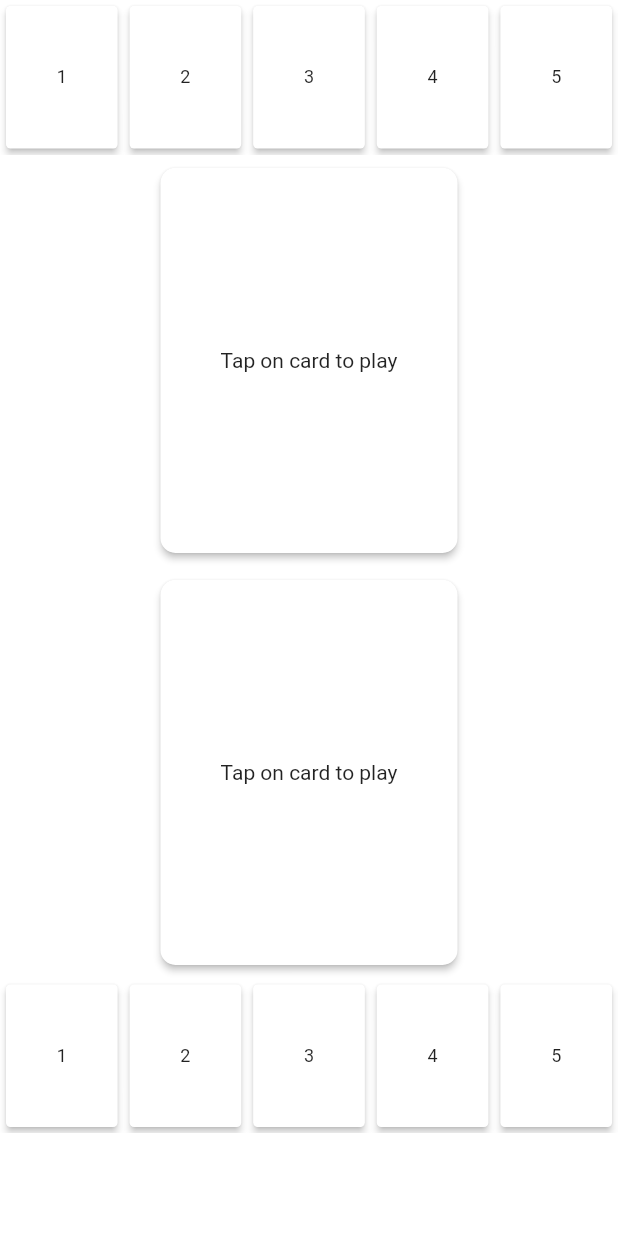
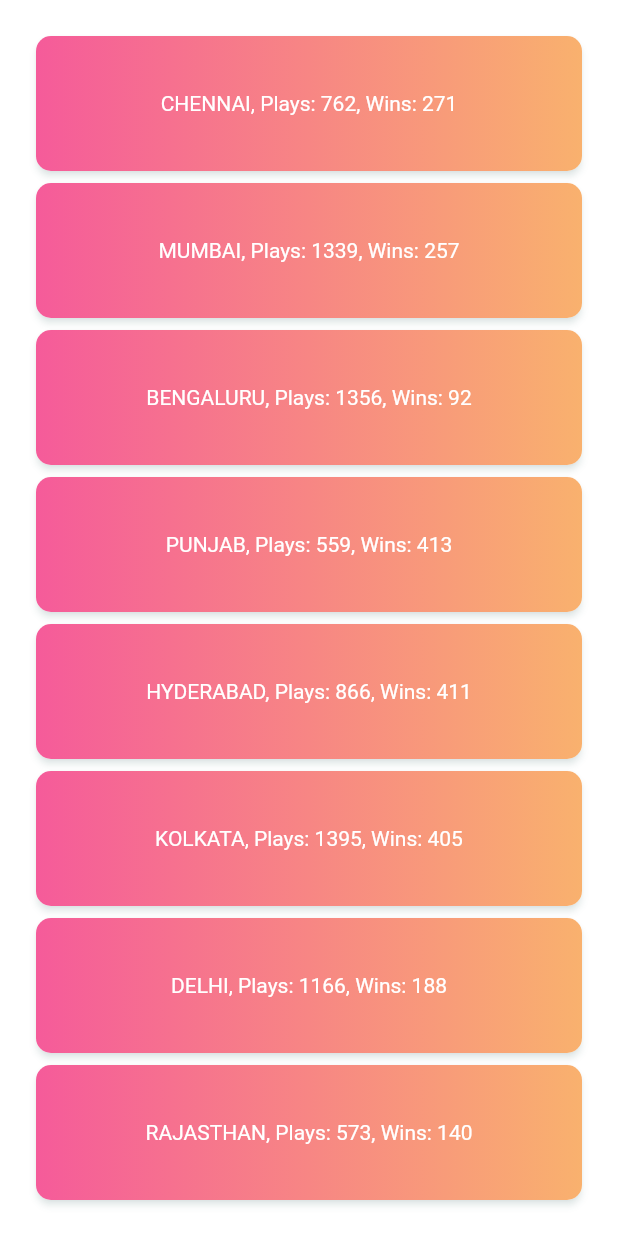
Before and after one commit to thiyagab/CricketCards, a Flutter app: the screen it shows after launch, on a phone screen of 412 x 824 dp. Run offline on Flutter 3.47's test engine with Material 2 defaults, Android fonts, the phone set to English and light mode, and no system bars; drawn by our look-alikes of gradient_widgets; our stand-ins replace firebase_core; accounts and stored records are empty; statements that could not run were skipped.

Commit message:
home screen raw layout

```diff
--- a/lib/main.dart
+++ b/lib/main.dart
@@ -2,7 +2,7 @@
 import 'package:flutter/cupertino.dart';
 import 'package:flutter/material.dart';
 import 'package:ipltrumpcards/model/TrumpModel.dart';
-import 'package:ipltrumpcards/ui/GamePlay.dart';
+import 'package:ipltrumpcards/ui/TeamList.dart';
 import 'package:provider/provider.dart';
 
 void main() {
@@ -27,7 +27,7 @@
       builder: (context, snapshot) {
         // Check for errors
         if (snapshot.hasError) {
-          return Center(child:Text("Error"));
+          return Center(child: Text("Error"));
         }
 
         // Once complete, show your application
@@ -35,8 +35,15 @@
           return MaterialApp(
             title: 'Cricket Cards',
             theme: ThemeData(
-                primarySwatch: Colors.blue, canvasColor: Colors.white),
-            home: GamePlay(title: 'Cricket Cards'),
+                primarySwatch: Colors.blue,
+                canvasColor: Colors.white,
+                textTheme:
+                    TextTheme(bodyText1: TextStyle(), bodyText2: TextStyle())
+                        .apply(
+                            bodyColor: Colors.white,
+                            displayColor: Colors.white)),
+            home: TeamList(),
+            // GamePlay(title: 'Cricket Cards'),
           );
         }
 
--- /dev/null
+++ b/lib/model/Team.dart
@@ -0,0 +1,49 @@
+import 'dart:ui';
+
+class Team {
+  final Teams name;
+  final int totalPlays;
+  final int totalWins;
+  List<Color> colors;
+
+  Team(this.name, this.totalPlays, this.totalWins);
+}
+
+enum Teams {
+  CHENNAI,
+  MUMBAI,
+  BENGALURU,
+  PUNJAB,
+  HYDERABAD,
+  KOLKATA,
+  DELHI,
+  RAJASTHAN
+}
+
+extension TeamColors on Teams {
+  Color get color1 {
+    return [
+      Color.fromARGB(255, 236, 182, 49),
+      Color.fromARGB(255, 52, 93, 154),
+      Color.fromARGB(255, 1, 1, 1),
+      Color.fromARGB(255, 146, 69, 69),
+      Color.fromARGB(255, 218, 98, 66),
+      Color.fromARGB(255, 100, 69, 137),
+      Color.fromARGB(255, 44, 78, 145),
+      Color.fromARGB(255, 58, 77, 151),
+    ][this.index];
+  }
+
+  Color get color2 {
+    return [
+      Color.fromARGB(255, 217, 94, 19),
+      Color.fromARGB(255, 35, 62, 100),
+      Color.fromARGB(255, 70, 70, 70),
+      Color.fromARGB(255, 102, 24, 16), //Punjab
+      Color.fromARGB(255, 160, 36, 42),
+      Color.fromARGB(255, 60, 40, 90),
+      Color.fromARGB(255, 50, 88, 162),
+      Color.fromARGB(255, 38, 51, 96),
+    ][this.index];
+  }
+}
--- a/lib/model/TrumpModel.dart
+++ b/lib/model/TrumpModel.dart
@@ -1,5 +1,7 @@
 import 'package:flutter/widgets.dart';
 import 'package:ipltrumpcards/model/player.dart';
+
+import 'Team.dart';
 
 class TrumpModel extends ChangeNotifier {
   List<Player> botCards;
@@ -14,6 +16,10 @@
     playerCards = Player().playerData;
     botCards = Player().playerData.toList();
     botCards.shuffle();
+    botCards.forEach((player) {
+      player.team = Teams.MUMBAI;
+    });
+
     // playerCard = playerCards.first;
     // botCard = botCards.first;
   }
--- a/lib/model/player.dart
+++ b/lib/model/player.dart
@@ -1,3 +1,5 @@
+import 'Team.dart';
+
 class Player {
   final int id;
   final String name;
@@ -7,6 +9,7 @@
   final int num50s;
   final int num100s;
   int score = -1;
+  Teams team;
 
   Player(
       {this.id,
@@ -15,7 +18,8 @@
       this.nummatches,
       this.bataverage,
       this.num50s,
-      this.num100s});
+      this.num100s,
+      this.team});
 
   List<Player> get playerData => [
         new Player(
@@ -25,7 +29,8 @@
             nummatches: 200,
             bataverage: 46.5,
             num50s: 34,
-            num100s: 11),
+            num100s: 11,
+            team: Teams.CHENNAI),
         new Player(
             id: 2,
             name: "Kohli",
@@ -33,7 +38,8 @@
             nummatches: 190,
             bataverage: 48.2,
             num50s: 54,
-            num100s: 32),
+            num100s: 32,
+            team: Teams.CHENNAI),
         new Player(
             id: 3,
             name: "Pant",
@@ -41,7 +47,8 @@
             nummatches: 64,
             bataverage: 27.4,
             num50s: 16,
-            num100s: 2),
+            num100s: 2,
+            team: Teams.CHENNAI),
         new Player(
             id: 4,
             name: "Rohit Sharma",
@@ -49,7 +56,8 @@
             nummatches: 134,
             bataverage: 42.5,
             num50s: 25,
-            num100s: 14),
+            num100s: 14,
+            team: Teams.CHENNAI),
         new Player(
             id: 5,
             name: "KL Rahul",
@@ -57,7 +65,8 @@
             nummatches: 54,
             bataverage: 49.5,
             num50s: 16,
-            num100s: 5),
+            num100s: 5,
+            team: Teams.CHENNAI),
         new Player(
             id: 6,
             name: "Ambati Rayudu",
@@ -65,7 +74,8 @@
             nummatches: 25,
             bataverage: 34.5,
             num50s: 7,
-            num100s: 2),
+            num100s: 2,
+            team: Teams.CHENNAI),
         new Player(
             id: 7,
             name: "Imran Tahir",
@@ -73,7 +83,8 @@
             nummatches: 230,
             bataverage: 16.5,
             num50s: 1,
-            num100s: 0),
+            num100s: 0,
+            team: Teams.CHENNAI),
         new Player(
             id: 8,
             name: "Josh Hazlewood",
@@ -81,7 +92,8 @@
             nummatches: 54,
             bataverage: 21.5,
             num50s: 1,
-            num100s: 1),
+            num100s: 1,
+            team: Teams.CHENNAI),
         new Player(
             id: 9,
             name: "R Sai Kishore",
@@ -89,7 +101,8 @@
             nummatches: 2,
             bataverage: 43.2,
             num50s: 2,
-            num100s: 1),
+            num100s: 1,
+            team: Teams.CHENNAI),
         new Player(
             id: 10,
             name: "Ravindra Jadeja",
@@ -97,7 +110,8 @@
             nummatches: 212,
             bataverage: 36.2,
             num50s: 13,
-            num100s: 3),
+            num100s: 3,
+            team: Teams.CHENNAI),
         new Player(
             id: 11,
             name: "Suresh Raina",
@@ -105,6 +119,7 @@
             nummatches: 189,
             bataverage: 54.2,
             num50s: 22,
-            num100s: 12),
+            num100s: 12,
+            team: Teams.CHENNAI),
       ];
 }
--- a/lib/ui/GamePlay.dart
+++ b/lib/ui/GamePlay.dart
@@ -2,6 +2,8 @@
 
 import 'package:flutter/cupertino.dart';
 import 'package:flutter/material.dart';
+import 'package:gradient_widgets/gradient_widgets.dart';
+import 'package:ipltrumpcards/model/Team.dart';
 import 'package:ipltrumpcards/model/TrumpModel.dart';
 import 'package:ipltrumpcards/model/player.dart';
 import 'package:provider/provider.dart';
@@ -16,7 +18,7 @@
 
 class _GamePlayState extends State<GamePlay> {
   var width, height;
-  TrumpModel trumpModel;
+
   ScrollController _itemScrollController;
 
   @override
@@ -40,23 +42,31 @@
     width = MediaQuery.of(context).size.width;
     return Consumer<TrumpModel>(
         builder: (context, model, child) => SafeArea(
-            child: Container(
-                color: Colors.white,
-                child: Column(children: [
-                  _cards(context, model.botCards, model),
-                  _card(context, model.botCard, model),
-                  _card(context, model.playerCard, model),
-                  _cards(context, model.playerCards, model),
-                ]))));
+                child: Container(
+                    child: Column(children: [
+              _cards(context, model.botCards, model, Teams.MUMBAI),
+              _card(context, model.botCard, model, Teams.MUMBAI),
+              _card(context, model.playerCard, model, Teams.CHENNAI),
+              _cards(context, model.playerCards, model, Teams.CHENNAI),
+            ]))));
   }
 
-  Widget _card(BuildContext context, Player player, TrumpModel model) {
+  Widget _card(
+      BuildContext context, Player player, TrumpModel model, Teams team) {
     return Center(
         child: Container(
+            decoration: BoxDecoration(
+                gradient: LinearGradient(colors: [
+              Color.fromARGB(0, 236, 182, 49),
+              Color.fromARGB(0, 217, 94, 19)
+            ])),
             height: this.height / 3,
-            width: (this.width / 2),
+            width: (this.width - 30),
             padding: EdgeInsets.fromLTRB(0, 5, 0, 5),
-            child: Card(
+            child: GradientCard(
+                gradient: Gradients.buildGradient(Alignment.topLeft,
+                    Alignment.bottomRight, [team.color1, team.color2]),
+                shadowColor: Gradients.tameer.colors.last.withOpacity(0.25),
                 elevation: 2,
                 shape: RoundedRectangleBorder(
                     borderRadius: BorderRadius.circular(10)),
@@ -114,12 +124,13 @@
             });
   }
 
-  Widget _cards(context, List<Player> cards, TrumpModel model) {
+  Widget _cards(context, List<Player> cards, TrumpModel model, Teams team) {
     List<Widget> cardWidgets = [];
     for (int i = 0; i < cards.length; i++) {
       cardWidgets.add(Container(
           width: this.width / 5,
           child: Card(
+            color: team.color1,
             elevation: 2,
             shape:
                 RoundedRectangleBorder(borderRadius: BorderRadius.circular(3)),
--- /dev/null
+++ b/lib/ui/TeamList.dart
@@ -0,0 +1,58 @@
+import 'dart:math';
+
+import 'package:flutter/cupertino.dart';
+import 'package:gradient_widgets/gradient_widgets.dart';
+import 'package:ipltrumpcards/model/Team.dart';
+
+class TeamList extends StatelessWidget {
+  @override
+  Widget build(BuildContext context) {
+    return Container(
+        padding: EdgeInsets.all(20),
+        child: new Column(
+          mainAxisAlignment: MainAxisAlignment.spaceBetween,
+          crossAxisAlignment: CrossAxisAlignment.stretch,
+          children: _teamlist(),
+        ));
+  }
+
+  List<Widget> _teamlist() {
+    List<Team> teams = fetchTeams();
+    List<Widget> teamWidgets = [];
+
+    teams.forEach((team) {
+      teamWidgets.add(Expanded(
+          child: GradientCard(
+              gradient: Gradients.buildGradient(Alignment.topLeft,
+                  Alignment.bottomRight, [team.name.color1, team.name.color2]),
+              shadowColor: Gradients.tameer.colors.last.withOpacity(0.25),
+              elevation: 2,
+              shape: RoundedRectangleBorder(
+                  borderRadius: BorderRadius.circular(10)),
+              child: buildTeamWidget(team))));
+    });
+    return teamWidgets;
+  }
+
+  Widget buildTeamWidget(Team team) {
+    return Center(
+        child: Text(
+      team.name.toString().substring(6) +
+          ", Plays: " +
+          team.totalPlays.toString() +
+          ", Wins: " +
+          team.totalWins.toString(),
+      textAlign: TextAlign.center,
+    ));
+  }
+
+  List<Team> fetchTeams() {
+    //TODO build this team list from firebase with totalwins and total plays
+    List<Team> teams = [];
+    Random random = Random(1000);
+    Teams.values.forEach((element) {
+      teams.add(Team(element, random.nextInt(1000) + 500, random.nextInt(500)));
+    });
+    return teams;
+  }
+}
--- a/pubspec.yaml
+++ b/pubspec.yaml
@@ -23,10 +23,10 @@
 dependencies:
   flutter:
     sdk: flutter
-  flutter_stack_card:
   provider: ^4.3.3
   firebase_core: ^1.0.1
-  scrollable_positioned_list:
+  gradient_widgets: ^0.5.1
+
 
 
   # The following adds the Cupertino Icons font to your application.
```
Also changed, not shown: public/manifest.json, pubspec.lock, 1 other file.
